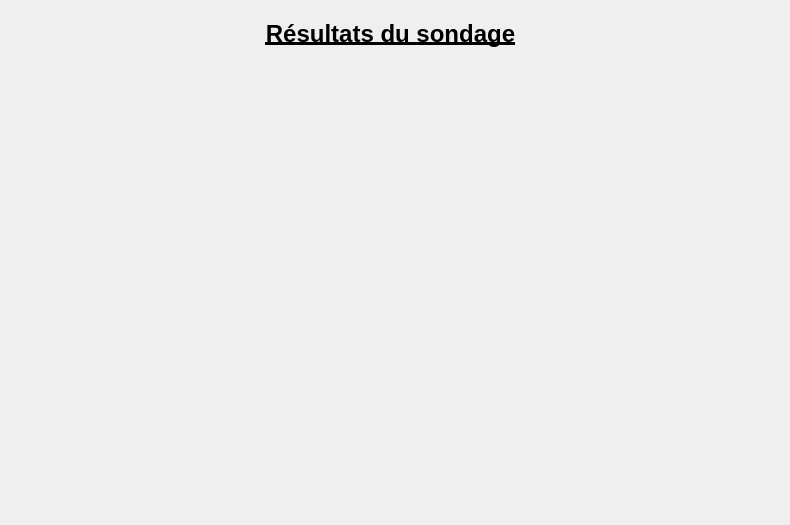
Old version of the form QTProjectS6/resultats.ui in the repository LeoGaudias/QTProjectS6.
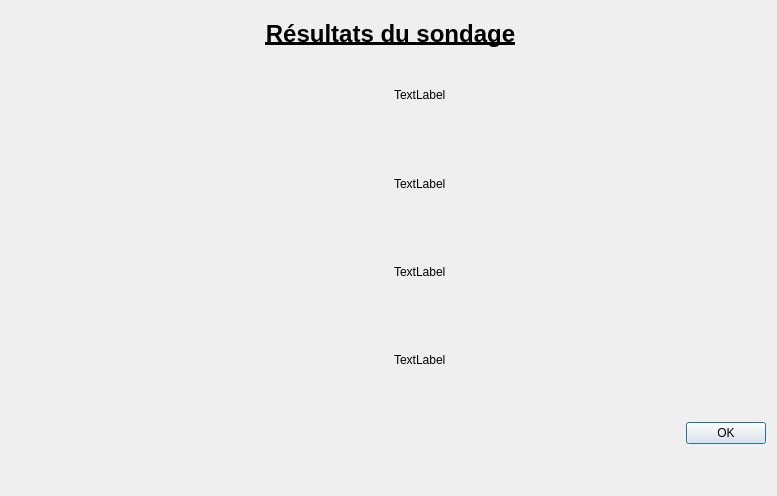
New version of the form. Custom widgets are drawn as their Qt base class.

Commit message: début du pie charts

```diff
--- a/QTProjectS6/resultats.ui
+++ b/QTProjectS6/resultats.ui
@@ -6,8 +6,8 @@
    <rect>
     <x>0</x>
     <y>0</y>
-    <width>790</width>
-    <height>525</height>
+    <width>777</width>
+    <height>496</height>
    </rect>
   </property>
   <property name="windowTitle">
@@ -19,12 +19,18 @@
      <x>20</x>
      <y>20</y>
      <width>741</width>
-     <height>471</height>
+     <height>381</height>
     </rect>
    </property>
    <layout class="QVBoxLayout" name="verticalLayout">
     <item>
      <widget class="QLabel" name="label">
+      <property name="sizePolicy">
+       <sizepolicy hsizetype="Preferred" vsizetype="Fixed">
+        <horstretch>0</horstretch>
+        <verstretch>0</verstretch>
+       </sizepolicy>
+      </property>
       <property name="font">
        <font>
         <pointsize>18</pointsize>
@@ -45,11 +51,68 @@
      </widget>
     </item>
     <item>
-     <widget class="QWidget" name="widget" native="true"/>
+     <layout class="QHBoxLayout" name="horizontalLayout_2">
+      <item>
+       <widget class="PieChartWidget" name="widget" native="true"/>
+      </item>
+      <item>
+       <layout class="QVBoxLayout" name="verticalLayout_3">
+        <item>
+         <widget class="QLabel" name="label_2">
+          <property name="text">
+           <string>TextLabel</string>
+          </property>
+         </widget>
+        </item>
+        <item>
+         <widget class="QLabel" name="label_3">
+          <property name="text">
+           <string>TextLabel</string>
+          </property>
+         </widget>
+        </item>
+        <item>
+         <widget class="QLabel" name="label_4">
+          <property name="text">
+           <string>TextLabel</string>
+          </property>
+         </widget>
+        </item>
+        <item>
+         <widget class="QLabel" name="label_5">
+          <property name="text">
+           <string>TextLabel</string>
+          </property>
+         </widget>
+        </item>
+       </layout>
+      </item>
+     </layout>
     </item>
    </layout>
   </widget>
+  <widget class="QDialogButtonBox" name="buttonBox">
+   <property name="geometry">
+    <rect>
+     <x>590</x>
+     <y>420</y>
+     <width>176</width>
+     <height>26</height>
+    </rect>
+   </property>
+   <property name="standardButtons">
+    <set>QDialogButtonBox::Ok</set>
+   </property>
+  </widget>
  </widget>
+ <customwidgets>
+  <customwidget>
+   <class>PieChartWidget</class>
+   <extends>QWidget</extends>
+   <header>piechartwidget.h</header>
+   <container>1</container>
+  </customwidget>
+ </customwidgets>
  <resources/>
  <connections/>
 </ui>
```
The commit also changes 5 other files.
